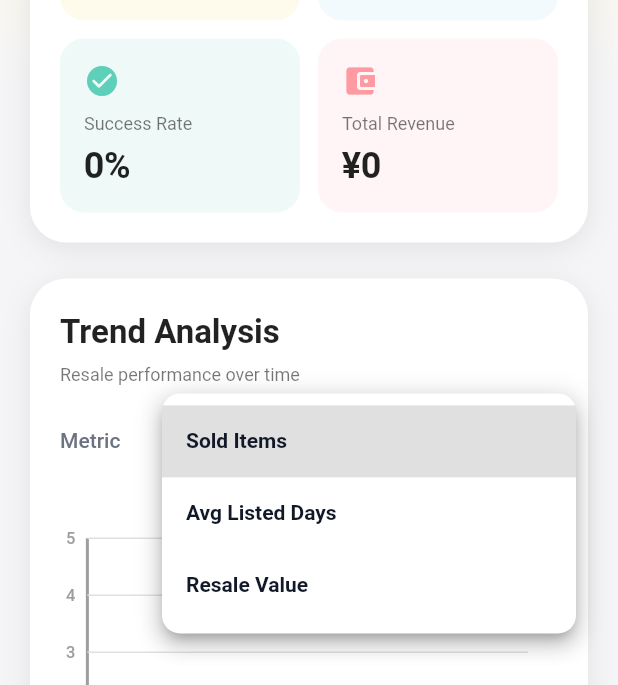
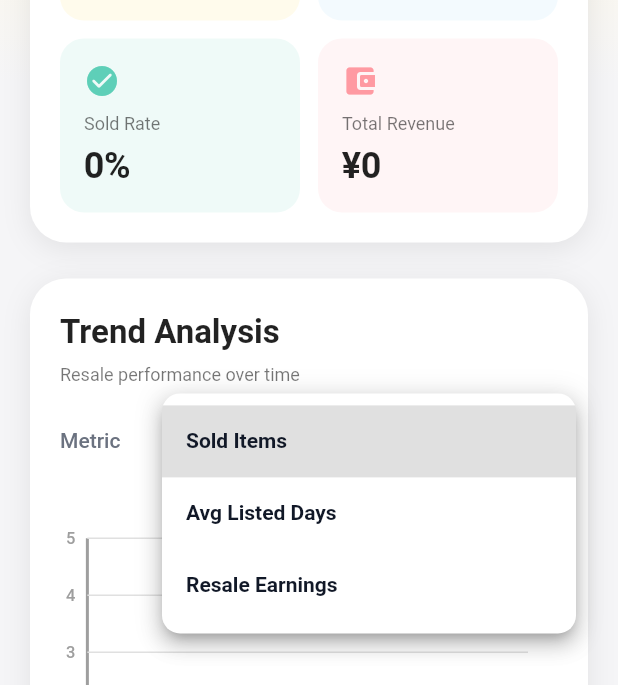
Before and after one commit to icaichen/KeepJoy, a Flutter app: the ResellAnalysisReportScreen screen opened directly with empty values, after a tap on "Sold Items", on a phone screen of 412 x 824 dp. Shown: the part 458-1143 px from the top of the screen. Run offline on Flutter 3.47's test engine with Material 3 defaults, Android fonts, the phone set to English and light mode, and no system bars; our stand-ins replace cached_network_image, connectivity_plus, flutter_local_notifications, flutter_native_timezone, hive, hive_flutter and 7 more; missing offline and left inert: purchases_flutter; accounts and stored records are empty; project files that could hold a hidden picture were left out.

Commit message:
reports changes more

```diff
--- a/lib/features/insights/deep_cleaning_analysis_card.dart
+++ b/lib/features/insights/deep_cleaning_analysis_card.dart
@@ -224,8 +224,8 @@ class _DeepCleaningAnalysisCardState extends State<DeepCleaningAnalysisCard> {
               },
             ),
           ),
-          const SizedBox(height: 24),
-          const Divider(height: 40, thickness: 1, color: Color(0xFFE5E5EA)),
+          const SizedBox(height: 12),
+          const Divider(height: 24, thickness: 1, color: Color(0xFFE5E5EA)),
           _buildComparisonsSection(context, l10n, widget.sessions),
         ],
       ),
@@ -945,7 +945,7 @@ class _DeepCleaningAnalysisCardState extends State<DeepCleaningAnalysisCard> {
               color: Color(0xFF111827),
             ),
           ),
-        const SizedBox(height: 12),
+        const SizedBox(height: 8),
         child,
       ],
     );
--- a/lib/features/insights/resell_analysis_report_screen.dart
+++ b/lib/features/insights/resell_analysis_report_screen.dart
@@ -8,7 +8,7 @@ import 'package:keepjoy_app/l10n/app_localizations.dart';
 enum TrendMetric {
   soldItems('已售物品', 'Sold Items'),
   listedDays('平均上架天数', 'Avg Listed Days'),
-  resellValue('二手收益', 'Resale Value');
+  resellValue('二手收益', 'Resale Earnings');
 
   const TrendMetric(this.chinese, this.english);
   final String chinese;
@@ -41,7 +41,7 @@ enum CategoryMetric {
       case CategoryMetric.revenue:
         return isChinese ? '交易金额' : 'Revenue';
       case CategoryMetric.successRate:
-        return isChinese ? '成交率' : 'Success Rate';
+        return isChinese ? '成交率' : 'Sold Rate';
     }
   }
 }
@@ -254,7 +254,7 @@ class _ResellAnalysisReportScreenState
                                       child: _buildMetricCard(
                                         context,
                                         label:
-                                            isChinese ? '成交率' : 'Success Rate',
+                                            isChinese ? '成交率' : 'Sold Rate',
                                         value:
                                             '${successRate.toStringAsFixed(0)}%',
                                         icon: Icons.check_circle_rounded,
@@ -1013,7 +1013,7 @@ class _ResellAnalysisReportScreenState
           context,
           icon: Icons.trending_up_rounded,
           iconColor: const Color(0xFF10B981),
-          label: isChinese ? '成交表现' : 'Success Rate',
+          label: isChinese ? '成交表现' : 'Sold Rate',
           value: '${successRate.toStringAsFixed(0)}%',
           isChinese: isChinese,
         ),
```
